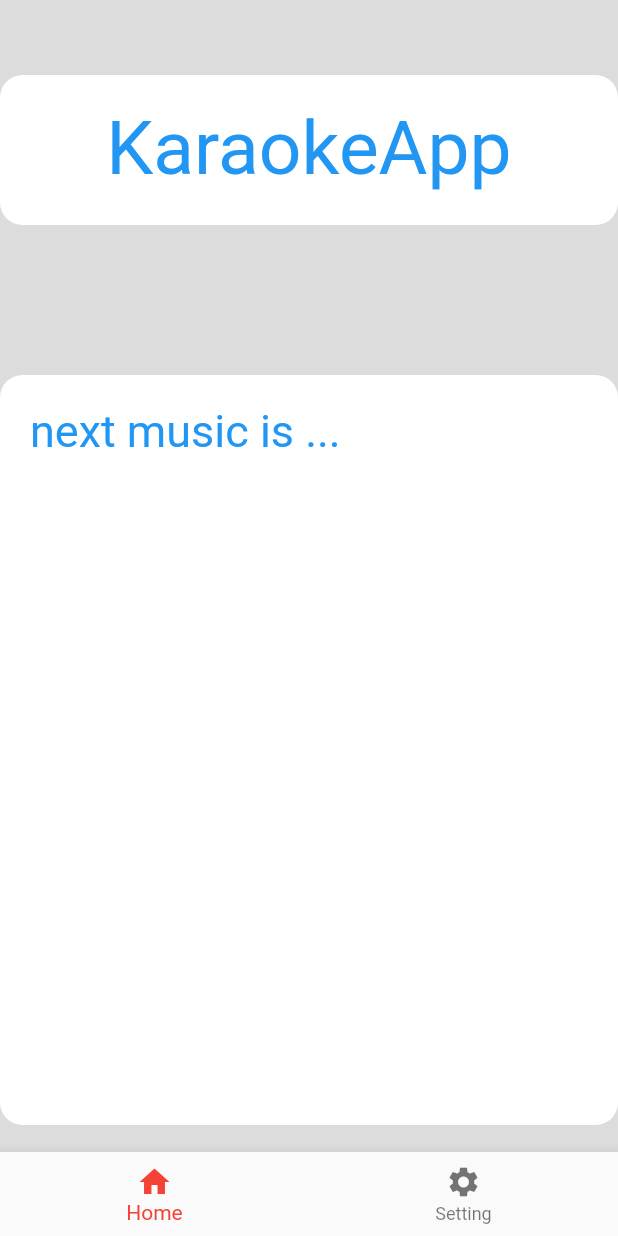
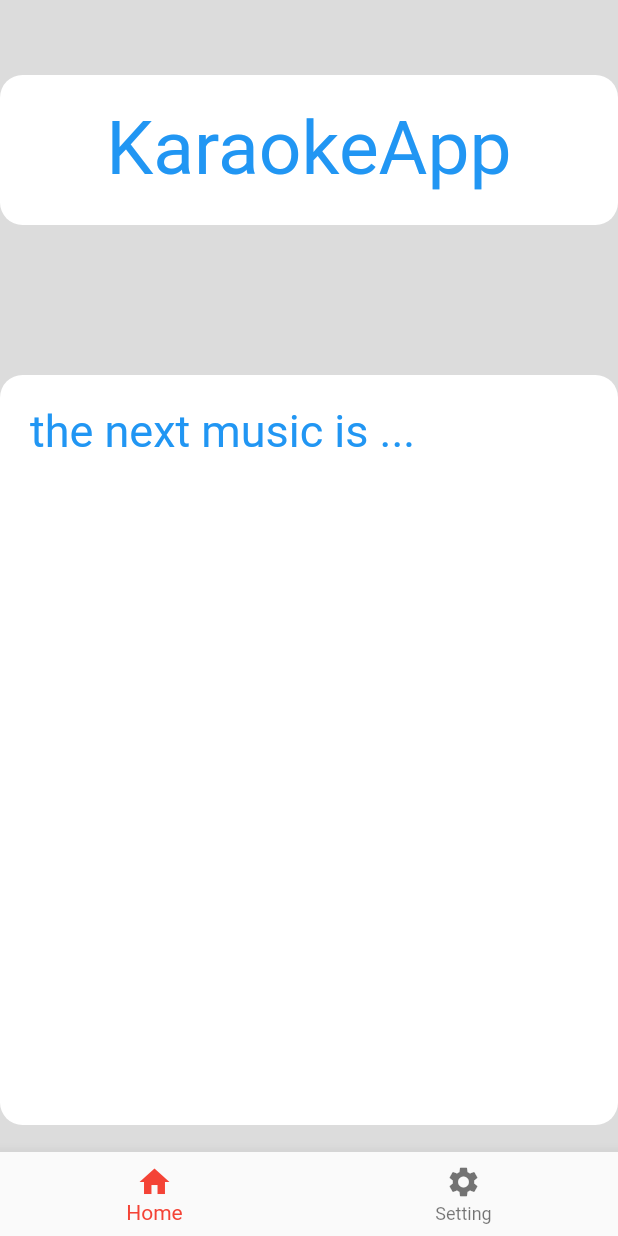
Before and after one commit to StylishBoys/karaoke_list_app, a Flutter app: the screen it shows after launch, on a phone screen of 412 x 824 dp. Run offline on Flutter 3.47's test engine with Material 2 defaults, Android fonts, the phone set to English and light mode, and no system bars.

Commit message:
Update firstpage.dart

```diff
--- a/lib/firstpage/firstpage.dart
+++ b/lib/firstpage/firstpage.dart
@@ -63,7 +63,7 @@ class FirstPage extends StatelessWidget {
         children: <Widget>[
           Container(
             margin: EdgeInsets.only(top: 20, left: 20),
-            child: Text("next music is ...",
+            child: Text("the next music is ...",
               style: TextStyle(fontSize: 30, color: Colors.blue),
             ),
           ),
```
